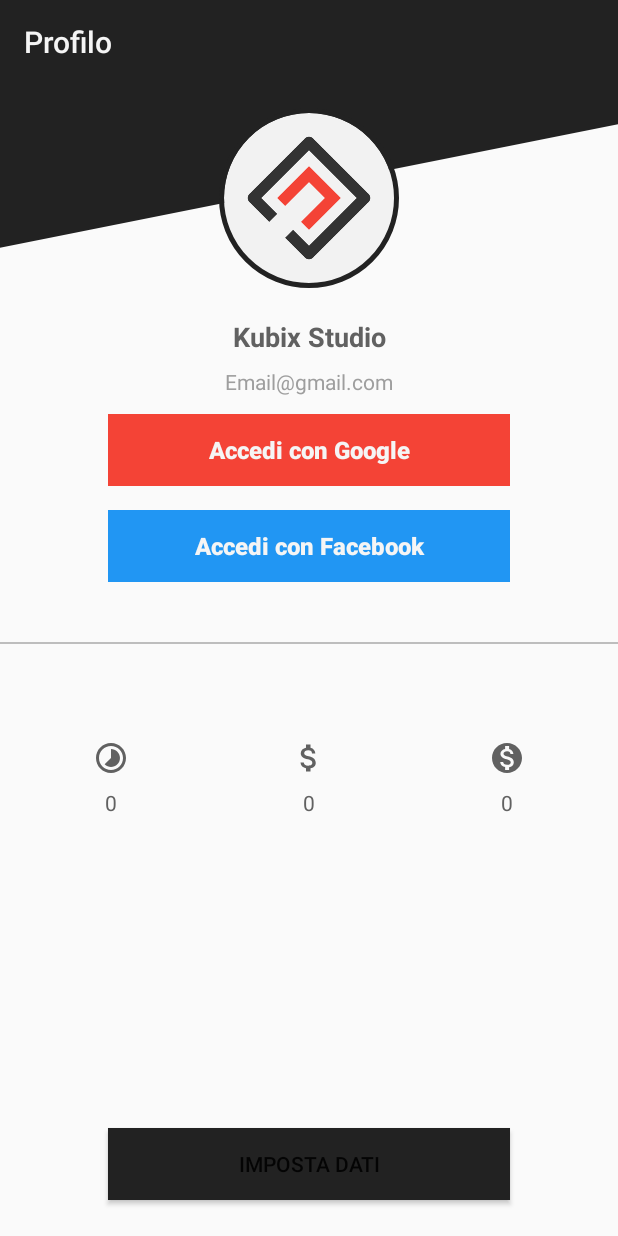
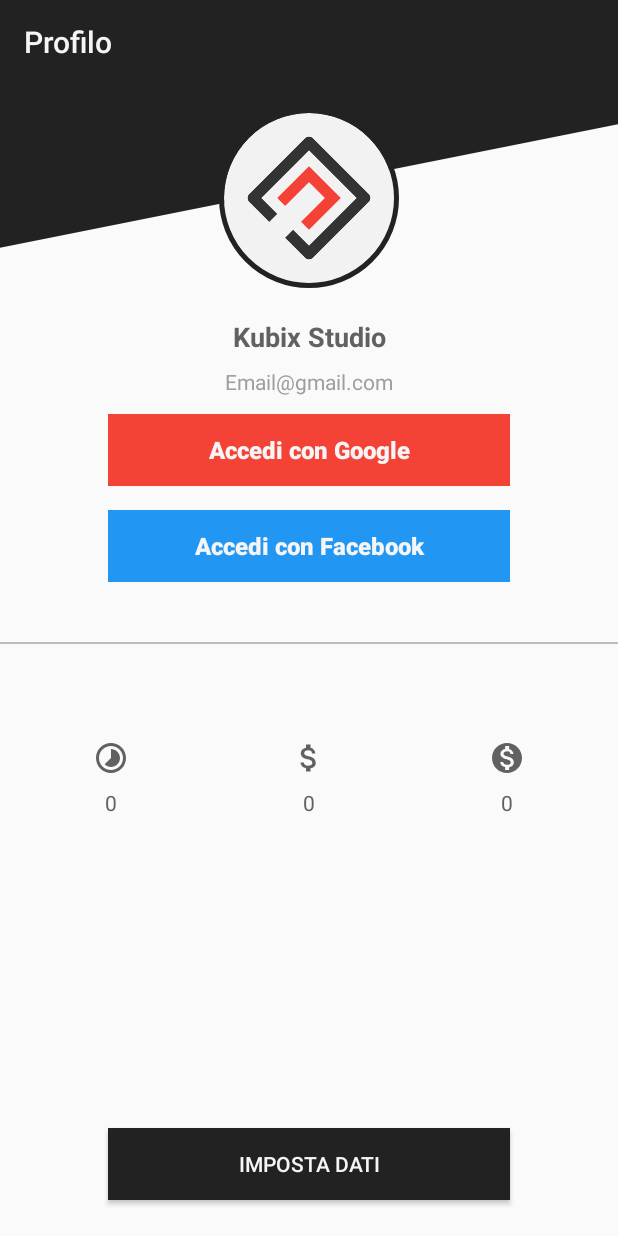
Before and after one commit to Zetandroid/MyJobWallet, an Android app: the ProfiloActivity screen opened directly, with no data from a screen before it, on a phone screen of 412 x 824 dp. Run offline under Robolectric (Android 15) with nearby library versions, the phone set to English and light mode, and no system bars; our stand-ins replace CircleImageView.

```diff
--- a/app/src/main/res/layout/activity_profilo.xml
+++ b/app/src/main/res/layout/activity_profilo.xml
@@ -19,7 +19,8 @@
         android:layout_marginLeft="72dp"
         android:layout_marginRight="72dp"
         android:background="@color/colorPrimaryProfilo"
-        android:text="Imposta Dati" />
+        android:text="Imposta Dati"
+        android:textColor="@color/testoBianco" />
 
     <ScrollView
         android:layout_width="match_parent"
--- a/app/src/main/res/layout/activity_profilo_dati.xml
+++ b/app/src/main/res/layout/activity_profilo_dati.xml
@@ -94,6 +94,7 @@
             android:id="@+id/button2"
             android:layout_width="match_parent"
             android:layout_height="wrap_content"
+            android:layout_marginBottom="8dp"
             android:layout_marginLeft="72dp"
             android:layout_marginRight="72dp"
             android:layout_marginTop="16dp"
```
